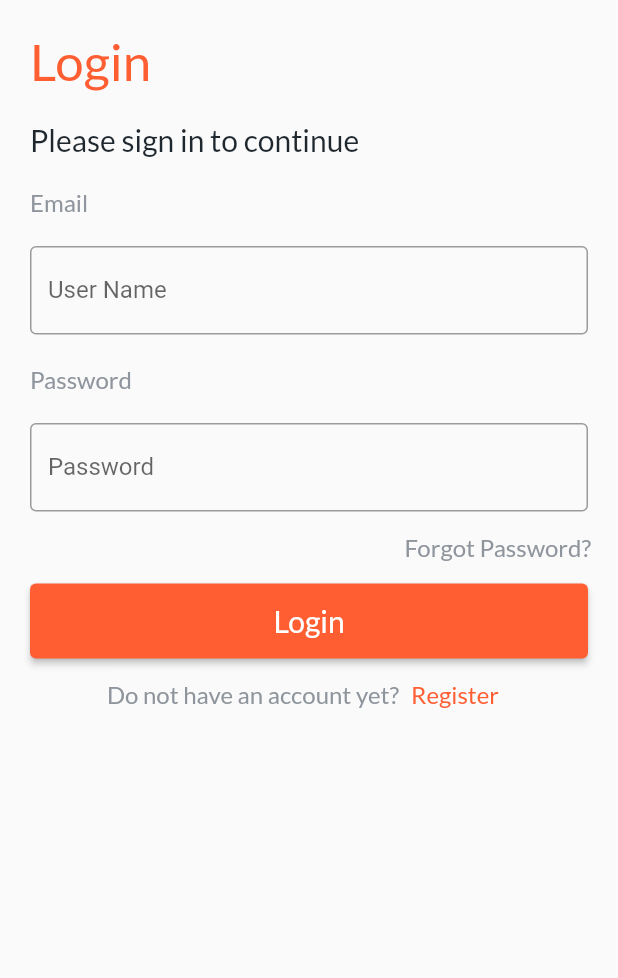
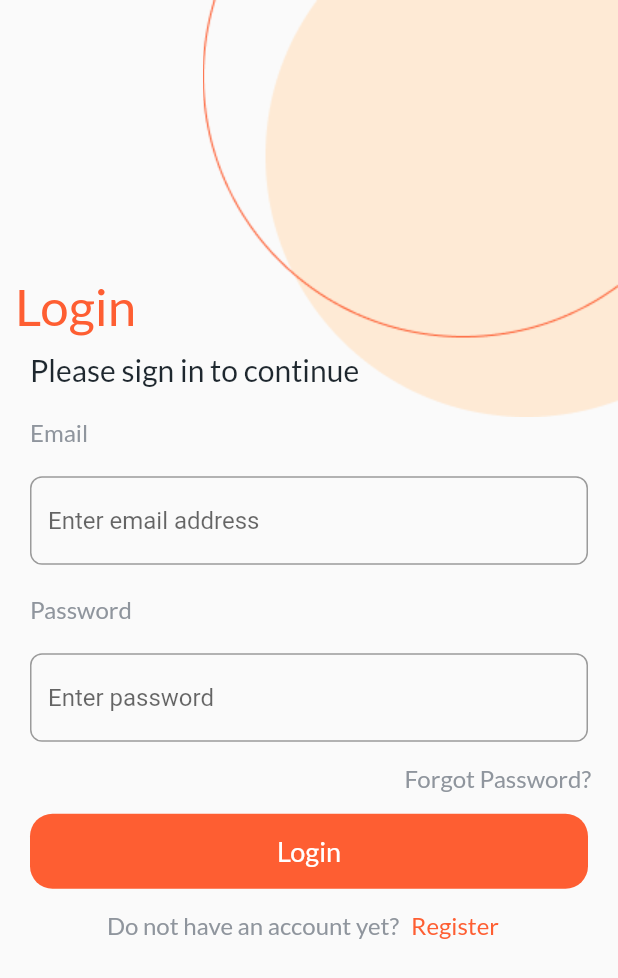
Before and after one commit to dafaraisya/bpbd_jatim, a Flutter app: the screen it shows after launch, on a phone screen of 412 x 824 dp. Shown: the top 978 px of the screen. Run offline on Flutter 3.47's test engine with Material 2 defaults, Android fonts, the phone set to English and light mode, and no system bars; our stand-ins replace google_fonts.

Commit message:
login done

```diff
--- /dev/null
+++ b/lib/components/button.dart
@@ -0,0 +1,37 @@
+import 'package:flutter/material.dart';
+
+class Button extends StatelessWidget {
+  const Button({
+    Key? key,
+    this.text,
+    this.press,
+  }) : super(key: key);
+  final String? text;
+  final VoidCallback? press;
+
+  @override
+  Widget build(BuildContext context) {
+    return SizedBox(
+      width: double.infinity,
+      height: 56,
+      child: TextButton(
+        style: ButtonStyle(
+          backgroundColor: MaterialStateProperty.all<Color>(Theme.of(context).colorScheme.primary),
+          shape: MaterialStateProperty.all<RoundedRectangleBorder>(
+            RoundedRectangleBorder(
+              borderRadius: BorderRadius.circular(15.0)
+            )
+          )
+        ),
+        onPressed: press!,
+        child: Text(
+          text!,
+          style: const TextStyle(
+            fontSize: 18,
+            color: Colors.white,
+          ),
+        ),
+      ),
+    );
+  }
+}
--- a/lib/screens/sign_in.dart
+++ b/lib/screens/sign_in.dart
@@ -1,3 +1,4 @@
+import 'package:bpbd_jatim/components/button.dart';
 import 'package:flutter/material.dart';
 
 class SignIn extends StatelessWidget {
@@ -9,13 +10,21 @@ class SignIn extends StatelessWidget {
     TextEditingController passwordController = TextEditingController();
     return Scaffold(
       resizeToAvoidBottomInset: true,
-      body: Padding(
+      body: Stack(
+        children: [
+          Positioned.fill(
+            child: Image.asset(
+              "assets/images/sign_in_background.png",
+              alignment: Alignment.topRight,
+            ),
+          ),
+          Padding(
             padding: const EdgeInsets.all(10),
-        child: ListView(
+            child: Column(
+              mainAxisAlignment: MainAxisAlignment.center,
               children: <Widget>[
                 Container(
                     alignment: Alignment.topLeft,
-                padding: const EdgeInsets.all(10),
                     child: Text(
                       'Login',
                       style: Theme.of(context).textTheme.headline4?.copyWith(color: Theme.of(context).colorScheme.primary)
@@ -37,10 +46,13 @@ class SignIn extends StatelessWidget {
                 Container(
                   padding: const EdgeInsets.all(10),
                   child: TextField(
+                    style: TextStyle(color: Theme.of(context).colorScheme.secondary),
                     controller: nameController,
-                decoration: const InputDecoration(
-                  border: OutlineInputBorder(),
-                  labelText: 'User Name',
+                    decoration: InputDecoration(
+                      border: OutlineInputBorder(
+                        borderRadius: BorderRadius.circular(8.0),
+                      ),
+                      hintText: 'Enter email address'
                     ),
                   ),
                 ),
@@ -55,10 +67,13 @@ class SignIn extends StatelessWidget {
                   padding: const EdgeInsets.fromLTRB(10, 10, 10, 0),
                   child: TextField(
                     obscureText: true,
+                    style: TextStyle(color: Theme.of(context).colorScheme.secondary),
                     controller: passwordController,
-                decoration: const InputDecoration(
-                  border: OutlineInputBorder(),
-                  labelText: 'Password',
+                    decoration: InputDecoration(
+                      border: OutlineInputBorder(
+                        borderRadius: BorderRadius.circular(8.0),
+                      ),
+                      hintText: 'Enter password'
                     ),
                   ),
                 ),
@@ -74,11 +89,7 @@ class SignIn extends StatelessWidget {
                 Container(
                     height: 50,
                     padding: const EdgeInsets.fromLTRB(10, 0, 10, 0),
-                child: ElevatedButton(
-                  style: ButtonStyle(backgroundColor: MaterialStateProperty.all<Color>(Theme.of(context).colorScheme.primary)),
-                  child: const Text('Login'),
-                  onPressed: () {},
-                )
+                    child: Button(press: () => {}, text: 'Login',)
                 ),
                 Row(
                   children: <Widget>[
@@ -97,6 +108,8 @@ class SignIn extends StatelessWidget {
                 ),
               ],
             )
+          ),
+        ],
       )
     );
   }
--- a/pubspec.yaml
+++ b/pubspec.yaml
@@ -59,9 +59,8 @@ flutter:
   uses-material-design: true
 
   # To add assets to your application, add an assets section, like this:
-  # assets:
-  #   - images/a_dot_burr.jpeg
-  #   - images/a_dot_ham.jpeg
+  assets:
+    - assets/images/
 
   # An image asset can refer to one or more resolution-specific "variants", see
   # https://flutter.dev/assets-and-images/#resolution-aware.
```
Also changed, not shown: assets/images/sign_in_background.png (added). Lines whose indentation alone changed are shown as unchanged.
